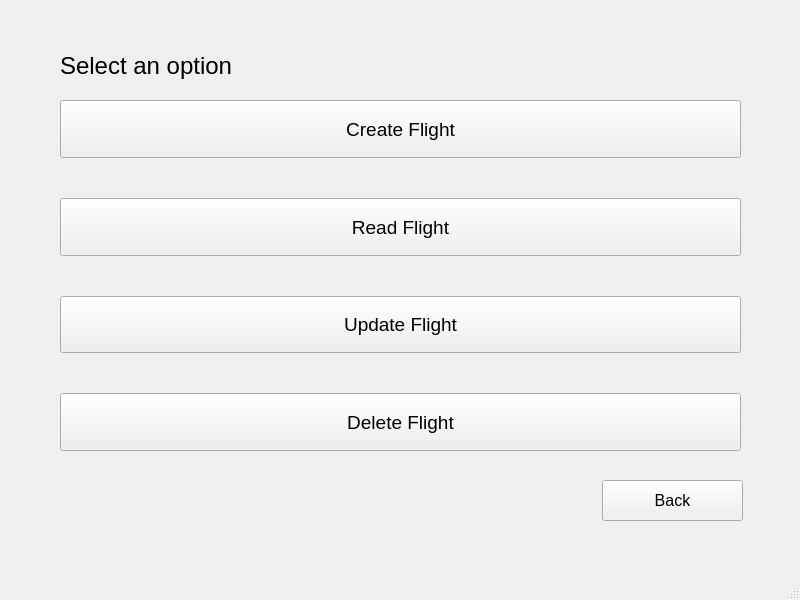
The window that GJR/views/manageFlight.ui (CaduRomaniello/GJR) describes before a commit, drawn with Qt 5.
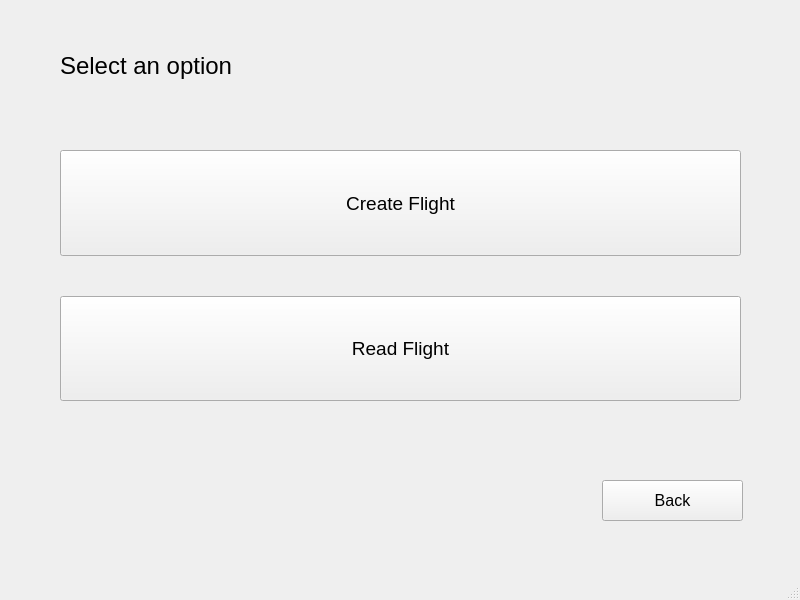
The same window after the commit.

```diff
--- a/GJR/views/manageFlight.ui
+++ b/GJR/views/manageFlight.ui
@@ -36,12 +36,12 @@
     <property name="geometry">
      <rect>
       <x>60</x>
-      <y>100</y>
+      <y>150</y>
       <width>681</width>
-      <height>351</height>
+      <height>251</height>
      </rect>
     </property>
-    <layout class="QVBoxLayout" name="verticalLayout" stretch="0,0,0,0">
+    <layout class="QVBoxLayout" name="verticalLayout" stretch="0,0">
      <property name="spacing">
       <number>40</number>
      </property>
@@ -87,42 +87,6 @@
        </property>
       </widget>
      </item>
-     <item>
-      <widget class="QPushButton" name="button_update_flight">
-       <property name="sizePolicy">
-        <sizepolicy hsizetype="Minimum" vsizetype="Minimum">
-         <horstretch>0</horstretch>
-         <verstretch>0</verstretch>
-        </sizepolicy>
-       </property>
-       <property name="font">
-        <font>
-         <pointsize>14</pointsize>
-        </font>
-       </property>
-       <property name="text">
-        <string>Update Flight</string>
-       </property>
-      </widget>
-     </item>
-     <item>
-      <widget class="QPushButton" name="button_delete_flight">
-       <property name="sizePolicy">
-        <sizepolicy hsizetype="Minimum" vsizetype="Minimum">
-         <horstretch>0</horstretch>
-         <verstretch>0</verstretch>
-        </sizepolicy>
-       </property>
-       <property name="font">
-        <font>
-         <pointsize>14</pointsize>
-        </font>
-       </property>
-       <property name="text">
-        <string>Delete Flight</string>
-       </property>
-      </widget>
-     </item>
     </layout>
    </widget>
    <widget class="QPushButton" name="button_back">
```
Left out of the diff: 2 changed lines with no effect on the pictures.
